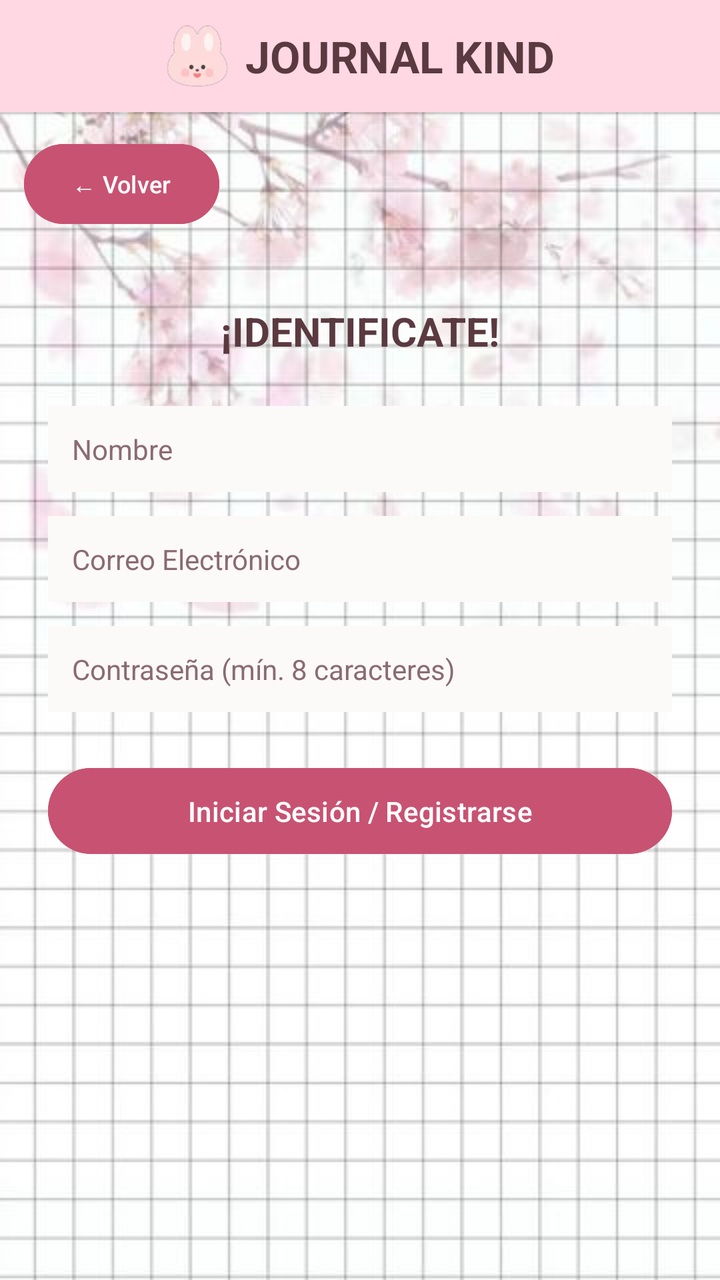
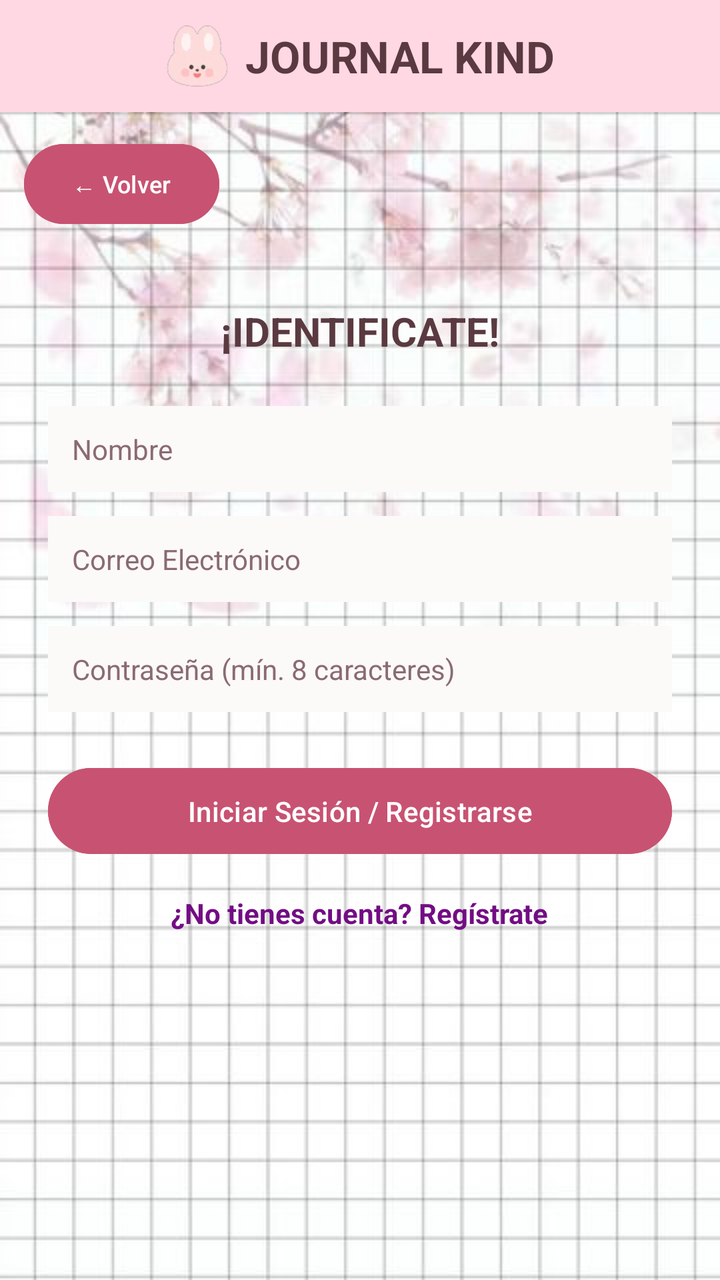

Before-and-after screenshots of an Android layout around one commit, followed by the original layout XML and the change that was made.
<!-- AndroidManifest.xml: application theme Theme.JournalKind -->
<!-- res/layout/activity_auth.xml -->
<?xml version="1.0" encoding="utf-8"?>
<androidx.constraintlayout.widget.ConstraintLayout
    xmlns:android="http://schemas.android.com/apk/res/android"
    xmlns:app="http://schemas.android.com/apk/res-auto"
    android:layout_width="match_parent"
    android:layout_height="match_parent"
    android:background="@drawable/bg_grid_pattern">

    
    <include
        android:id="@+id/headerView"
        layout="@layout/header_journal"
        app:layout_constraintTop_toTopOf="parent"
        app:layout_constraintStart_toStartOf="parent"
        app:layout_constraintEnd_toEndOf="parent" />

    
    <LinearLayout
        android:id="@+id/topBarAuth"
        android:layout_width="match_parent"
        android:layout_height="wrap_content"
        android:orientation="horizontal"
        android:gravity="center_vertical"
        android:padding="12dp"
        app:layout_constraintTop_toBottomOf="@id/headerView">

        <Button
            android:id="@+id/btnVolverHome"
            android:layout_width="wrap_content"
            android:layout_height="wrap_content"
            android:text="← Volver"
            android:textSize="12sp"
            android:textColor="#FFFFFF"
            android:backgroundTint="#C85272" />
    </LinearLayout>

    
    <LinearLayout
        android:layout_width="0dp"
        android:layout_height="wrap_content"
        android:orientation="vertical"
        android:gravity="center_horizontal"
        android:padding="24dp"
        app:layout_constraintTop_toBottomOf="@id/topBarAuth"
        app:layout_constraintStart_toStartOf="parent"
        app:layout_constraintEnd_toEndOf="parent">

        <TextView
            android:layout_width="wrap_content"
            android:layout_height="wrap_content"
            android:text="¡IDENTIFICATE!"
            android:textSize="20sp"
            android:textStyle="bold"
            android:textColor="#5A3A40"
            android:layout_marginBottom="24dp" />

        
        <EditText
            android:id="@+id/etNombre"
            android:layout_width="match_parent"
            android:layout_height="wrap_content"
            android:hint="Nombre"
            android:textSize="14sp"
            android:inputType="textPersonName"
            android:padding="12dp"
            android:layout_marginBottom="12dp"
            android:background="#FCF9F9"
            android:textColor="#5A3A40"
            android:textColorHint="#8A6B72" />

        
        <EditText
            android:id="@+id/etCorreo"
            android:layout_width="match_parent"
            android:layout_height="wrap_content"
            android:hint="Correo Electrónico"
            android:textSize="14sp"
            android:inputType="textEmailAddress"
            android:padding="12dp"
            android:layout_marginBottom="12dp"
            android:background="#FCF9F9"
            android:textColor="#5A3A40"
            android:textColorHint="#8A6B72" />

        
        <EditText
            android:id="@+id/etPassword"
            android:layout_width="match_parent"
            android:layout_height="wrap_content"
            android:hint="Contraseña (mín. 8 caracteres)"
            android:textSize="14sp"
            android:inputType="textPassword"
            android:padding="12dp"
            android:layout_marginBottom="24dp"
            android:background="#FCF9F9"
            android:textColor="#5A3A40"
            android:textColorHint="#8A6B72" />

        
        <Button
            android:id="@+id/btnAccionAuth"
            android:layout_width="match_parent"
            android:layout_height="wrap_content"
            android:text="Iniciar Sesión / Registrarse"
            android:textColor="#FFFFFF"
            android:backgroundTint="#C85272"
            android:padding="12dp" />

    </LinearLayout>

</androidx.constraintlayout.widget.ConstraintLayout>
<!-- res/layout/header_journal.xml (included above) -->
<?xml version="1.0" encoding="utf-8"?>
<LinearLayout xmlns:android="http://schemas.android.com/apk/res/android"
    android:layout_width="match_parent"
    android:layout_height="wrap_content"
    android:orientation="horizontal"
    android:gravity="center"
    android:background="#FFD8E4"
    android:padding="12dp">

    
    <ImageView
        android:id="@+id/imgLogoConito"
        android:layout_width="32dp"
        android:layout_height="32dp"
        android:src="@drawable/logo_jk"
        android:contentDescription="Logo conejito" />

    
    <TextView
        android:layout_width="wrap_content"
        android:layout_height="wrap_content"
        android:text="JOURNAL KIND"
        android:textSize="22sp"
        android:textStyle="bold"
        android:textColor="#5A3A40"
        android:layout_marginStart="8dp" />
</LinearLayout>
<!-- resources referenced by this layout -->
<resources>
  <!-- drawable bg_grid_pattern (drawable) -->
  <?xml version="1.0" encoding="utf-8"?>
  <bitmap xmlns:android="http://schemas.android.com/apk/res/android"
      android:src="@drawable/fondo_principal"
      android:tileMode="repeat" />
  <!-- drawable logo_jk: png bitmap (drawable, 2534 bytes) -->
  <style name="Theme.JournalKind" parent="Base.Theme.JournalKind" />
  <!-- drawable fondo_principal: png bitmap (drawable, 402226 bytes) -->
  <style name="Base.Theme.JournalKind" parent="Theme.Material3.DayNight.NoActionBar">
          
          
      </style>
</resources>

<!-- the commit's change to res/layout/activity_auth.xml (unified diff, before → after) -->
@@ -106,6 +106,15 @@
             android:backgroundTint="#C85272"
             android:padding="12dp" />
 
+        <TextView
+            android:id="@+id/tvCambiarModo"
+            android:layout_width="wrap_content"
+            android:layout_height="wrap_content"
+            android:layout_marginTop="16dp"
+            android:text="¿No tienes cuenta? Regístrate"
+            android:textColor="#730C84"
+            android:textStyle="bold" />
+
     </LinearLayout>
 
 </androidx.constraintlayout.widget.ConstraintLayout>
